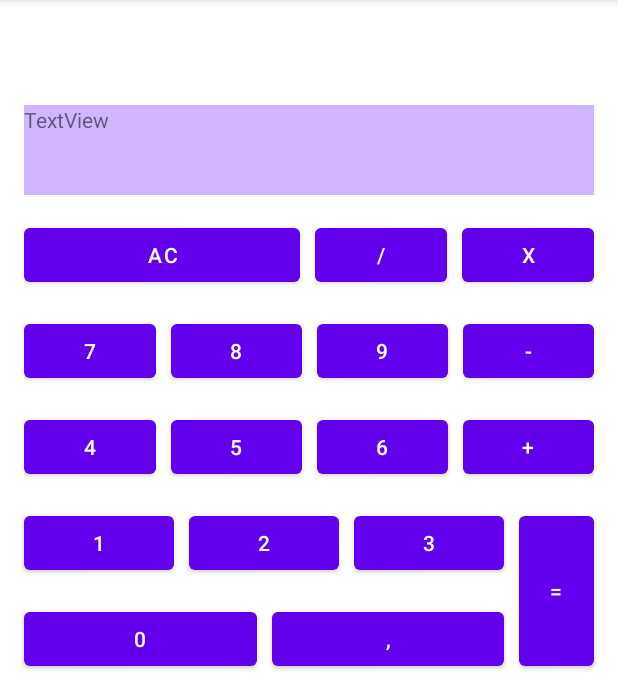
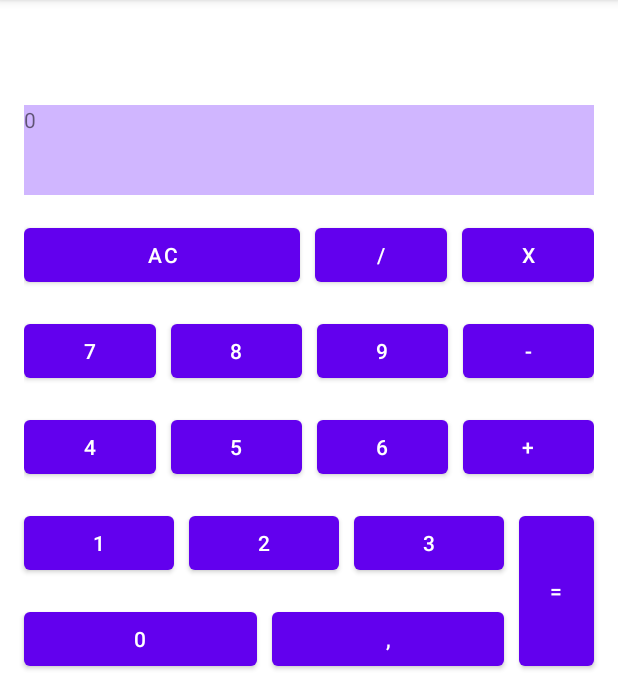
Before and after one commit to sergeiivanow/Kotlin-Calculator, an Android app: the screen it shows after launch (MainActivity), on a phone screen of 412 x 824 dp, the part 84-761 px from its top. Run offline under Robolectric (Android 15) with nearby library versions, the phone set to English and light mode, and no system bars.

Commit message:
primitive implementation

```diff
--- a/app/src/main/java/su/codesign/kotlincalculator/MainActivity.kt
+++ b/app/src/main/java/su/codesign/kotlincalculator/MainActivity.kt
@@ -1,11 +1,126 @@
 package su.codesign.kotlincalculator
 
+import android.annotation.SuppressLint
 import androidx.appcompat.app.AppCompatActivity
 import android.os.Bundle
+import android.speech.tts.TextToSpeech
+import android.view.View
+import android.widget.Button
+import android.widget.TextView
+import android.widget.Toast
 
-class MainActivity : AppCompatActivity() {
+class MainActivity : AppCompatActivity(), View.OnClickListener {
+    lateinit var output: TextView
+    lateinit var clear: Button
+    lateinit var divide: Button
+    lateinit var multiply: Button
+    lateinit var minus: Button
+    lateinit var plus: Button
+    lateinit var equals: Button
+    lateinit var comma: Button
+    lateinit var one: Button
+    lateinit var two: Button
+    lateinit var three: Button
+    lateinit var four: Button
+    lateinit var five: Button
+    lateinit var six: Button
+    lateinit var seven: Button
+    lateinit var eight: Button
+    lateinit var nine: Button
+    lateinit var zero: Button
+
+    var leftOperand: String? = ""
+    var rightOperand: String? = ""
+    var operator: String? = ""
+
+
     override fun onCreate(savedInstanceState: Bundle?) {
         super.onCreate(savedInstanceState)
         setContentView(R.layout.activity_main)
+        output = findViewById(R.id.output)
+        clear = findViewById(R.id.clear)
+        divide = findViewById(R.id.divide)
+        multiply = findViewById(R.id.multiply)
+        minus = findViewById(R.id.minus)
+        plus = findViewById(R.id.plus)
+        equals = findViewById(R.id.equals)
+        comma = findViewById(R.id.comma)
+        one = findViewById(R.id.one)
+        two = findViewById(R.id.two)
+        three = findViewById(R.id.three)
+        four = findViewById(R.id.four)
+        five = findViewById(R.id.five)
+        six = findViewById(R.id.six)
+        seven = findViewById(R.id.seven)
+        eight = findViewById(R.id.eight)
+        nine = findViewById(R.id.nine)
+        zero = findViewById(R.id.zero)
+
+        clear.setOnClickListener(this)
+        divide.setOnClickListener(this)
+        multiply.setOnClickListener(this)
+        minus.setOnClickListener(this)
+        plus.setOnClickListener(this)
+        equals.setOnClickListener(this)
+        comma.setOnClickListener(this)
+        one.setOnClickListener(this)
+        two.setOnClickListener(this)
+        three.setOnClickListener(this)
+        four.setOnClickListener(this)
+        five.setOnClickListener(this)
+        six.setOnClickListener(this)
+        seven.setOnClickListener(this)
+        eight.setOnClickListener(this)
+        nine.setOnClickListener(this)
+        zero.setOnClickListener(this)
+
+    }
+
+    @SuppressLint("ResourceType")
+    override fun onClick(p0: View?) {
+        when(p0?.id) {
+            R.id.clear -> {
+                output.text = "0"
+                leftOperand = ""
+                rightOperand = ""
+                operator = ""
+            }
+            R.id.divide -> operator = "/"
+            R.id.multiply -> operator = "*"
+            R.id.minus -> operator = "-"
+            R.id.plus -> operator = "+"
+            R.id.equals -> {
+                val operand1 = leftOperand?.toFloat()
+                val operand2 = rightOperand?.toFloat()
+                if (operand1 != null && operand2 !== null) {
+                    val result = when(operator) {
+                        "/" -> operand1 / operand2
+                        "*" -> operand1 * operand2
+                        "-" -> operand1 - operand2
+                        "+" -> operand1 + operand2
+                        else -> {}
+                    }
+                    output.text = result.toString()
+                }
+            }
+            R.id.comma -> {
+                if (operator == "") {
+                    leftOperand += "."
+                    output.text = leftOperand
+                } else {
+                    rightOperand += "."
+                    output.text = rightOperand
+                }
+            }
+            else -> {
+                if (operator == "") {
+                    leftOperand += (p0 as Button).text
+                    output.text = leftOperand
+                } else {
+                    rightOperand += (p0 as Button).text
+                    output.text = rightOperand
+                }
+            }
+        }
     }
 }
--- a/app/src/main/res/layout/activity_main.xml
+++ b/app/src/main/res/layout/activity_main.xml
@@ -7,14 +7,14 @@
     tools:context=".MainActivity">
 
     <TextView
-        android:id="@+id/textView"
+        android:id="@+id/output"
         android:layout_width="match_parent"
         android:layout_height="60dp"
         android:layout_marginStart="16dp"
         android:layout_marginTop="70dp"
         android:layout_marginEnd="16dp"
         android:background="#D0B6FF"
-        android:text="TextView"
+        android:text="0"
         app:layout_constraintEnd_toEndOf="parent"
         app:layout_constraintHorizontal_bias="0.494"
         app:layout_constraintStart_toStartOf="parent"
@@ -30,10 +30,10 @@
         android:orientation="horizontal"
         app:layout_constraintEnd_toEndOf="parent"
         app:layout_constraintStart_toStartOf="parent"
-        app:layout_constraintTop_toBottomOf="@+id/textView">
+        app:layout_constraintTop_toBottomOf="@+id/output">
 
         <Button
-            android:id="@+id/button15"
+            android:id="@+id/clear"
             android:layout_width="wrap_content"
             android:layout_height="wrap_content"
             android:layout_weight="1"
@@ -44,7 +44,7 @@
             android:layout_height="wrap_content" />
 
         <Button
-            android:id="@+id/button14"
+            android:id="@+id/divide"
             android:layout_width="wrap_content"
             android:layout_height="wrap_content"
             android:text="/" />
@@ -54,7 +54,7 @@
             android:layout_height="wrap_content" />
 
         <Button
-            android:id="@+id/button13"
+            android:id="@+id/multiply"
             android:layout_width="wrap_content"
             android:layout_height="wrap_content"
             android:text="x" />
@@ -74,7 +74,7 @@
         app:layout_constraintTop_toBottomOf="@+id/linearLayout2">
 
         <Button
-            android:id="@+id/button16"
+            android:id="@+id/seven"
             android:layout_width="wrap_content"
             android:layout_height="wrap_content"
             android:layout_weight="1"
@@ -85,7 +85,7 @@
             android:layout_height="wrap_content" />
 
         <Button
-            android:id="@+id/button18"
+            android:id="@+id/eight"
             android:layout_width="wrap_content"
             android:layout_height="wrap_content"
             android:layout_weight="1"
@@ -96,7 +96,7 @@
             android:layout_height="wrap_content" />
 
         <Button
-            android:id="@+id/button17"
+            android:id="@+id/nine"
             android:layout_width="wrap_content"
             android:layout_height="wrap_content"
             android:layout_weight="1"
@@ -107,7 +107,7 @@
             android:layout_height="wrap_content" />
 
         <Button
-            android:id="@+id/button19"
+            android:id="@+id/minus"
             android:layout_width="wrap_content"
             android:layout_height="wrap_content"
             android:layout_weight="1"
@@ -127,7 +127,7 @@
         app:layout_constraintTop_toBottomOf="@+id/linearLayout">
 
         <Button
-            android:id="@+id/button"
+            android:id="@+id/four"
             android:layout_width="wrap_content"
             android:layout_height="wrap_content"
             android:layout_weight="1"
@@ -138,7 +138,7 @@
             android:layout_height="wrap_content" />
 
         <Button
-            android:id="@+id/button2"
+            android:id="@+id/five"
             android:layout_width="wrap_content"
             android:layout_height="wrap_content"
             android:layout_weight="1"
@@ -149,7 +149,7 @@
             android:layout_height="wrap_content" />
 
         <Button
-            android:id="@+id/button3"
+            android:id="@+id/six"
             android:layout_width="wrap_content"
             android:layout_height="wrap_content"
             android:layout_weight="1"
@@ -160,7 +160,7 @@
             android:layout_height="wrap_content" />
 
         <Button
-            android:id="@+id/button4"
+            android:id="@+id/plus"
             android:layout_width="wrap_content"
             android:layout_height="wrap_content"
             android:layout_weight="1"
@@ -168,68 +168,68 @@
     </LinearLayout>
 
     <Button
-        android:id="@+id/button5"
+        android:id="@+id/one"
         android:layout_width="0dp"
         android:layout_height="wrap_content"
         android:layout_marginStart="16dp"
         android:layout_marginTop="16dp"
         android:text="1"
-        app:layout_constraintEnd_toStartOf="@+id/button7"
+        app:layout_constraintEnd_toStartOf="@+id/two"
         app:layout_constraintStart_toStartOf="parent"
         app:layout_constraintTop_toBottomOf="@+id/linearLayout3" />
 
     <Button
-        android:id="@+id/button6"
+        android:id="@+id/equals"
         android:layout_width="50dp"
         android:layout_height="0dp"
         android:layout_marginStart="10dp"
         android:layout_marginEnd="16dp"
         android:text="="
-        app:layout_constraintBottom_toBottomOf="@+id/button11"
+        app:layout_constraintBottom_toBottomOf="@+id/zero"
         app:layout_constraintEnd_toEndOf="parent"
-        app:layout_constraintStart_toEndOf="@+id/button9"
-        app:layout_constraintTop_toTopOf="@+id/button9" />
+        app:layout_constraintStart_toEndOf="@+id/three"
+        app:layout_constraintTop_toTopOf="@+id/three" />
 
     <Button
-        android:id="@+id/button7"
+        android:id="@+id/two"
         android:layout_width="0dp"
         android:layout_height="wrap_content"
         android:layout_marginStart="10dp"
         android:text="2"
-        app:layout_constraintEnd_toStartOf="@+id/button9"
-        app:layout_constraintStart_toEndOf="@+id/button5"
-        app:layout_constraintTop_toTopOf="@+id/button5" />
+        app:layout_constraintEnd_toStartOf="@+id/three"
+        app:layout_constraintStart_toEndOf="@+id/one"
+        app:layout_constraintTop_toTopOf="@+id/one" />
 
     <Button
-        android:id="@+id/button9"
+        android:id="@+id/three"
         android:layout_width="0dp"
         android:layout_height="wrap_content"
         android:layout_marginStart="10dp"
         android:text="3"
-        app:layout_constraintEnd_toStartOf="@+id/button6"
-        app:layout_constraintStart_toEndOf="@+id/button7"
-        app:layout_constraintTop_toTopOf="@+id/button7" />
+        app:layout_constraintEnd_toStartOf="@+id/equals"
+        app:layout_constraintStart_toEndOf="@+id/two"
+        app:layout_constraintTop_toTopOf="@+id/two" />
 
     <Button
-        android:id="@+id/button10"
+        android:id="@+id/zero"
         android:layout_width="0dp"
         android:layout_height="wrap_content"
         android:layout_marginStart="16dp"
         android:layout_marginTop="16dp"
         android:text="0"
-        app:layout_constraintEnd_toStartOf="@+id/button11"
+        app:layout_constraintEnd_toStartOf="@+id/comma"
         app:layout_constraintStart_toStartOf="parent"
-        app:layout_constraintTop_toBottomOf="@+id/button7" />
+        app:layout_constraintTop_toBottomOf="@+id/two" />
 
     <Button
-        android:id="@+id/button11"
+        android:id="@+id/comma"
         android:layout_width="0dp"
         android:layout_height="wrap_content"
         android:layout_marginStart="10dp"
         android:layout_marginEnd="10dp"
         android:text=","
-        app:layout_constraintEnd_toStartOf="@+id/button6"
-        app:layout_constraintStart_toEndOf="@+id/button10"
-        app:layout_constraintTop_toTopOf="@+id/button10" />
+        app:layout_constraintEnd_toStartOf="@+id/equals"
+        app:layout_constraintStart_toEndOf="@+id/zero"
+        app:layout_constraintTop_toTopOf="@+id/zero" />
 
 </androidx.constraintlayout.widget.ConstraintLayout>
```
